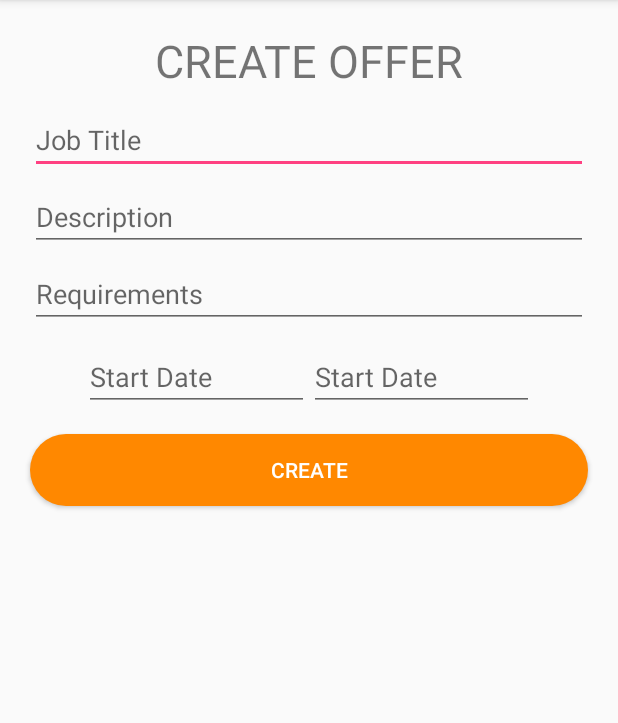
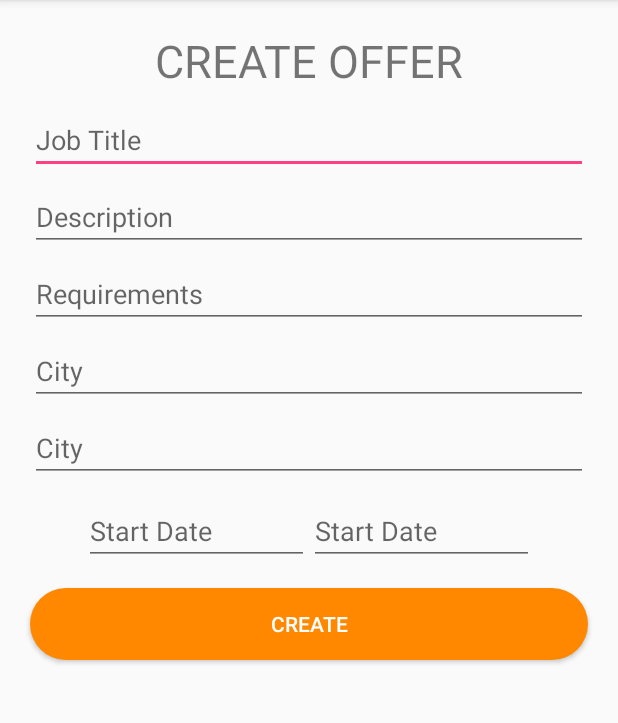
Before and after one commit to absicamara/baara_App, an Android app: the CreateofferActivity screen opened directly, with no data from a screen before it, on a phone screen of 412 x 824 dp, the part 84-807 px from its top. Run offline under Robolectric (Android 15) with nearby library versions, the phone set to English and light mode, and no system bars; our stand-ins replace Firebase (no records; nobody signed in at launch, a user with empty details on screens opened directly).

Commit message:
save offer to firebase

```diff
--- a/app/src/main/java/net/geeksh/baaraapp/CreateofferActivity.java
+++ b/app/src/main/java/net/geeksh/baaraapp/CreateofferActivity.java
@@ -1,13 +1,81 @@
 package net.geeksh.baaraapp;
 
+import android.provider.ContactsContract;
 import android.support.v7.app.AppCompatActivity;
 import android.os.Bundle;
+import android.view.View;
+import android.widget.Button;
+import android.widget.EditText;
+import android.widget.Toast;
 
-public class CreateofferActivity extends AppCompatActivity {
+import com.google.firebase.auth.FirebaseAuth;
+import com.google.firebase.auth.FirebaseUser;
+import com.google.firebase.database.DatabaseReference;
+import com.google.firebase.database.FirebaseDatabase;
+
+import java.time.LocalDate;
+import java.util.Date;
+import java.util.GregorianCalendar;
+
+public class CreateofferActivity extends AppCompatActivity implements View.OnClickListener {
+
+    DatabaseReference databaseReference;
+    FirebaseAuth firebaseAuth;
+    FirebaseUser user;
+
+    EditText editTextJobTitle, editTextjobDescription, editTextjobRequirement, editTextStartDate, editTextEndDate, editTextCity, editTextCountry;
+
+    Button buttonCreateOffer;
 
     @Override
     protected void onCreate(Bundle savedInstanceState) {
         super.onCreate(savedInstanceState);
         setContentView(R.layout.activity_createoffer);
+
+        editTextJobTitle = (EditText) findViewById(R.id.editTextJobTitle);
+        editTextjobDescription = (EditText) findViewById(R.id.editTextJobDescription);
+        editTextjobRequirement = (EditText) findViewById(R.id.editTextJobRequirement);
+        editTextStartDate = (EditText) findViewById(R.id.editTextofferStartDate);
+        editTextEndDate = (EditText) findViewById(R.id.editTextofferEndDate);
+        editTextCity = (EditText) findViewById(R.id.editTextOfferCity);
+        editTextCountry = (EditText) findViewById(R.id.editTextOfferCountry);
+        buttonCreateOffer = (Button) findViewById(R.id.buttonCreateOffer2);
+
+        databaseReference = FirebaseDatabase.getInstance().getReference();
+        firebaseAuth = FirebaseAuth.getInstance();
+
+
+        buttonCreateOffer.setOnClickListener(this);
+
+
+//        databaseReference = FirebaseDatabase.getInstance().getReference();
+    }
+
+    public void createOffer(){
+
+        String jobTitle = editTextJobTitle.getText().toString().trim();
+        String desc = editTextjobDescription.getText().toString().trim();
+        String req = editTextjobRequirement.getText().toString().trim();
+        String startDate = editTextStartDate.getText().toString().trim();
+        String endDate = editTextEndDate.getText().toString().trim();
+        String city = editTextCity.getText().toString().trim();
+        String country = editTextCountry.getText().toString().trim();
+
+        Offer offer = new Offer(jobTitle, req,city,country,startDate,endDate,desc);
+        user = firebaseAuth.getCurrentUser();
+
+//        databaseReference = databaseReference.getRoot();
+        databaseReference.child(user.getUid()+"/Offer/"+Offer.getOfferId()).setValue(offer);
+//        Toast.makeText(this, "done", Toast.LENGTH_SHORT).show();
+
+    }
+
+    @Override
+    public void onClick(View view) {
+
+        if (view == buttonCreateOffer){
+
+            createOffer();
+        }
     }
 }
--- a/app/src/main/java/net/geeksh/baaraapp/LoginActivity.java
+++ b/app/src/main/java/net/geeksh/baaraapp/LoginActivity.java
@@ -70,7 +70,7 @@ public class LoginActivity extends AppCompatActivity implements View.OnClickList
 
         getSupportActionBar().hide();
 
-        startActivity(new Intent(getApplicationContext(), HomeActivity.class));
+//        startActivity(new Intent(getApplicationContext(), HomeActivity.class));
 
         firebaseAuth = FirebaseAuth.getInstance();
         progressDialog = new ProgressDialog(this);
--- a/app/src/main/res/layout/activity_createoffer.xml
+++ b/app/src/main/res/layout/activity_createoffer.xml
@@ -17,7 +17,7 @@
         android:layout_marginTop="20dp"/>
 
     <EditText
-        android:id="@+id/jobTitle"
+        android:id="@+id/editTextJobTitle"
         android:layout_width="match_parent"
         android:layout_height="wrap_content"
         android:layout_below="@+id/TextViewCreateOffer"
@@ -29,11 +29,11 @@
 
 
     <EditText
-        android:id="@+id/jobDescription"
+        android:id="@+id/editTextJobDescription"
         android:layout_width="match_parent"
         android:layout_height="wrap_content"
         android:layout_marginTop="6dp"
-        android:layout_below="@+id/jobTitle"
+        android:layout_below="@+id/editTextJobTitle"
         android:ems="10"
         android:layout_marginLeft="20dp"
         android:layout_marginRight="20dp"
@@ -42,11 +42,11 @@
          />
 
     <EditText
-        android:id="@+id/jobRequirement"
+        android:id="@+id/editTextJobRequirement"
         android:layout_width="match_parent"
         android:layout_height="wrap_content"
         android:layout_marginTop="6dp"
-        android:layout_below="@+id/jobDescription"
+        android:layout_below="@+id/editTextJobDescription"
         android:ems="10"
         android:layout_marginLeft="20dp"
         android:layout_marginRight="20dp"
@@ -54,33 +54,60 @@
         android:inputType="textMultiLine"
         />
 
+    <EditText
+        android:id="@+id/editTextOfferCity"
+        android:layout_width="match_parent"
+        android:layout_height="wrap_content"
+        android:layout_marginTop="6dp"
+        android:layout_below="@+id/editTextJobRequirement"
+        android:ems="10"
+        android:layout_marginLeft="20dp"
+        android:layout_marginRight="20dp"
+        android:hint="@string/offer_city"
+        />
+
+    <EditText
+        android:id="@+id/editTextOfferCountry"
+        android:layout_width="match_parent"
+        android:layout_height="wrap_content"
+        android:layout_marginTop="6dp"
+        android:layout_below="@+id/editTextOfferCity"
+        android:ems="10"
+        android:layout_marginLeft="20dp"
+        android:layout_marginRight="20dp"
+        android:hint="@string/offer_city"
+        />
+
     <LinearLayout
         android:id="@+id/dateContainer"
         android:layout_width="match_parent"
         android:layout_height="wrap_content"
         android:layout_marginTop="10dp"
-        android:layout_below="@id/jobRequirement"
+        android:layout_below="@id/editTextOfferCountry"
         android:gravity="center">
 
         <EditText
-            android:id="@+id/offerStartDate"
+            android:id="@+id/editTextofferStartDate"
             android:layout_width="150dp"
             android:layout_height="wrap_content"
             android:hint="@string/start_date"
-            android:inputType="date"
+            android:inputType="text"
         />
 
         <EditText
-            android:id="@+id/offerEndDate"
+            android:id="@+id/editTextofferEndDate"
             android:layout_width="150dp"
             android:layout_height="wrap_content"
             android:hint="@string/start_date"
-            android:inputType="date"
+            android:inputType="text"
             />
 
     </LinearLayout>
 
+
+
   <Button
+      android:id="@+id/buttonCreateOffer2"
       android:layout_width="match_parent"
       android:layout_height="wrap_content"
       android:text="@string/offer_create_btn"
--- a/app/src/main/res/layout/activity_myoffer.xml
+++ b/app/src/main/res/layout/activity_myoffer.xml
@@ -15,4 +15,6 @@
         android:background="@drawable/my_button_orange"
         android:textColor="#fff"/>
 
+
+
 </android.support.constraint.ConstraintLayout>
--- a/app/src/main/res/values/strings.xml
+++ b/app/src/main/res/values/strings.xml
@@ -46,4 +46,5 @@
     <string name="start_date">Start Date</string>
     <string name="offer_create_btn">CREATE</string>
     <string name="job_requirements">Requirements</string>
+    <string name="offer_city">City</string>
 </resources>
```
Also changed, not shown: app/src/main/java/net/geeksh/baaraapp/Offer.java (+46 -12 lines).
